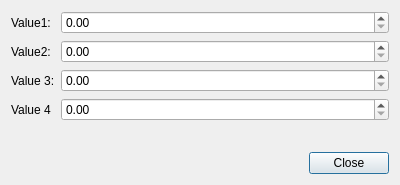
This is isp/resources/designer_uis/SettingsDialog.ui in ProjectISP/ISP as Qt 5 draws it before an edit. The edited form follows.
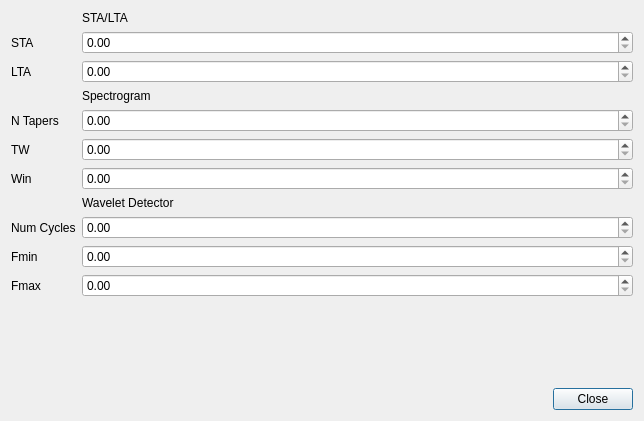
This is the edited form.

Commit message: Advance in Functionability (Macro with lots of changes) *Need PyWavelets

Patch:
```diff
--- a/isp/resources/designer_uis/SettingsDialog.ui
+++ b/isp/resources/designer_uis/SettingsDialog.ui
@@ -6,8 +6,8 @@
    <rect>
     <x>0</x>
     <y>0</y>
-    <width>400</width>
-    <height>185</height>
+    <width>644</width>
+    <height>421</height>
    </rect>
   </property>
   <property name="windowTitle">
@@ -16,20 +16,10 @@
   <layout class="QVBoxLayout" name="verticalLayout">
    <item>
     <layout class="QFormLayout" name="formLayout">
-     <item row="0" column="0">
-      <widget class="QLabel" name="label">
-       <property name="text">
-        <string>Value1:</string>
-       </property>
-      </widget>
-     </item>
-     <item row="0" column="1">
-      <widget class="QDoubleSpinBox" name="doubleSpinBox"/>
-     </item>
      <item row="1" column="0">
-      <widget class="QLabel" name="label_2">
+      <widget class="QLabel" name="label">
        <property name="text">
-        <string>Value2:</string>
+        <string>STA</string>
        </property>
       </widget>
      </item>
@@ -37,24 +27,95 @@
       <widget class="QDoubleSpinBox" name="doubleSpinBox_2"/>
      </item>
      <item row="2" column="0">
-      <widget class="QLabel" name="label_3">
+      <widget class="QLabel" name="label_2">
        <property name="text">
-        <string>Value 3:</string>
+        <string>LTA</string>
        </property>
       </widget>
      </item>
      <item row="2" column="1">
       <widget class="QDoubleSpinBox" name="doubleSpinBox_3"/>
      </item>
-     <item row="3" column="0">
+     <item row="6" column="0">
+      <widget class="QLabel" name="label_3">
+       <property name="text">
+        <string>TW</string>
+       </property>
+      </widget>
+     </item>
+     <item row="6" column="1">
+      <widget class="QDoubleSpinBox" name="twDB"/>
+     </item>
+     <item row="7" column="0">
       <widget class="QLabel" name="label_4">
        <property name="text">
-        <string>Value 4</string>
+        <string>Win</string>
        </property>
       </widget>
      </item>
-     <item row="3" column="1">
-      <widget class="QDoubleSpinBox" name="doubleSpinBox_4"/>
+     <item row="7" column="1">
+      <widget class="QDoubleSpinBox" name="winDB"/>
+     </item>
+     <item row="0" column="1">
+      <widget class="QLabel" name="label_5">
+       <property name="text">
+        <string>STA/LTA</string>
+       </property>
+      </widget>
+     </item>
+     <item row="4" column="1">
+      <widget class="QLabel" name="label_6">
+       <property name="text">
+        <string>Spectrogram</string>
+       </property>
+      </widget>
+     </item>
+     <item row="8" column="1">
+      <widget class="QLabel" name="label_7">
+       <property name="text">
+        <string>Wavelet Detector</string>
+       </property>
+      </widget>
+     </item>
+     <item row="5" column="0">
+      <widget class="QLabel" name="label_8">
+       <property name="text">
+        <string>N Tapers</string>
+       </property>
+      </widget>
+     </item>
+     <item row="5" column="1">
+      <widget class="QDoubleSpinBox" name="tapersDB"/>
+     </item>
+     <item row="9" column="0">
+      <widget class="QLabel" name="label_9">
+       <property name="text">
+        <string>Num Cycles</string>
+       </property>
+      </widget>
+     </item>
+     <item row="9" column="1">
+      <widget class="QDoubleSpinBox" name="ncyclesDB"/>
+     </item>
+     <item row="10" column="0">
+      <widget class="QLabel" name="label_10">
+       <property name="text">
+        <string>Fmin</string>
+       </property>
+      </widget>
+     </item>
+     <item row="10" column="1">
+      <widget class="QDoubleSpinBox" name="fminDB"/>
+     </item>
+     <item row="11" column="1">
+      <widget class="QDoubleSpinBox" name="fmaxDB"/>
+     </item>
+     <item row="11" column="0">
+      <widget class="QLabel" name="label_11">
+       <property name="text">
+        <string>Fmax</string>
+       </property>
+      </widget>
      </item>
     </layout>
    </item>
```
Left out of the diff: 4 changed lines with no effect on the pictures. The commit also changes 12 other files.
